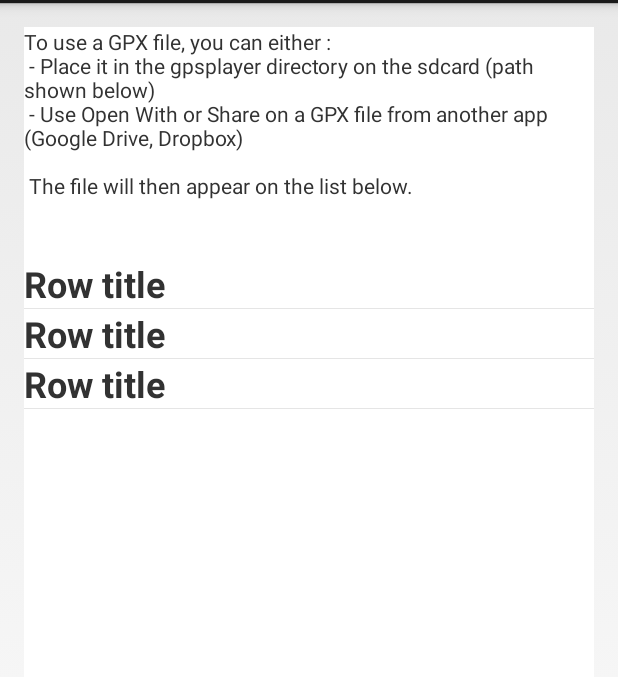
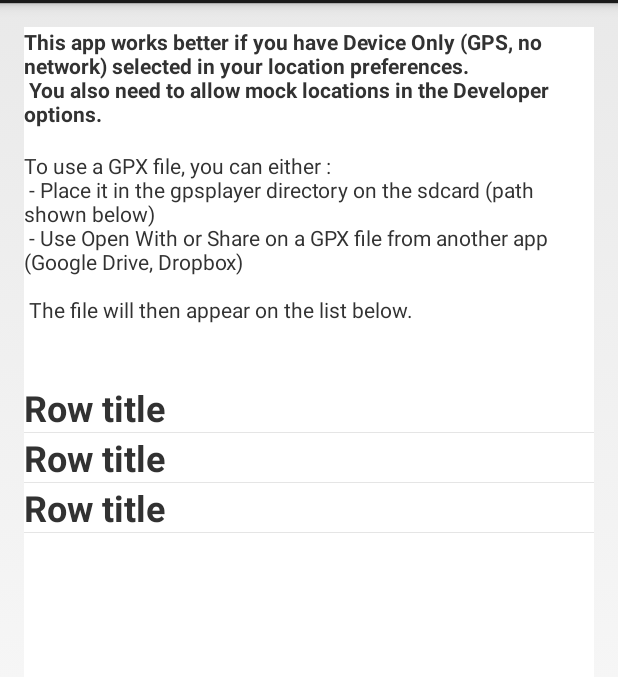
Before and after one commit to heig-iict-ida/gpsplayer, an Android app: the layout activity_files_list.xml on its own in the app's theme, with its tools: preview values and no code run, on a phone screen of 412 x 824 dp, the part 69-746 px from its top. Run offline under Robolectric (Android 15) with nearby library versions, the phone set to English and light mode, and no system bars.

Commit message:
Explanations in MainActivity

```diff
--- a/app/src/main/res/layout/activity_files_list.xml
+++ b/app/src/main/res/layout/activity_files_list.xml
@@ -14,6 +14,13 @@
         android:orientation="vertical"
         android:background="#ffffffff"
         android:gravity="center">
+        <TextView
+            android:layout_width="wrap_content"
+            android:layout_height="wrap_content"
+            android:text="@string/important_info"
+            android:textStyle="bold"
+            android:layout_marginBottom="15dp"/>
+
         <TextView
             android:layout_width="wrap_content"
             android:layout_height="wrap_content"
--- a/app/src/main/res/values/strings.xml
+++ b/app/src/main/res/values/strings.xml
@@ -13,6 +13,12 @@
     <string name="action_delete">Delete</string>
     <string name="dialog_delete_track">Delete track ?</string>
 
+    <string name="important_info">
+        This app works better if you have "Device Only" (GPS, no network) selected in your location
+        preferences.\n
+        You also need to allow mock locations in the "Developer options".
+    </string>
+
     <string name="files_explanation">
         To use a GPX file, you can either :\n
         - Place it in the gpsplayer directory on the sdcard (path shown below)\n
```
